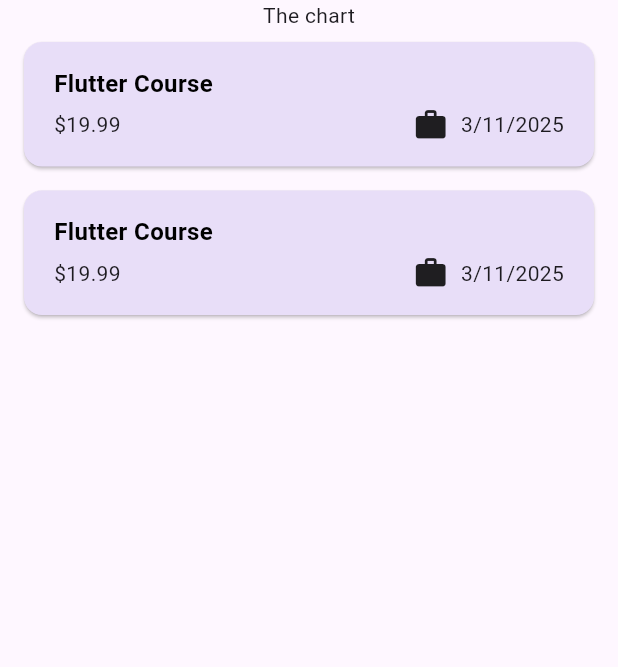
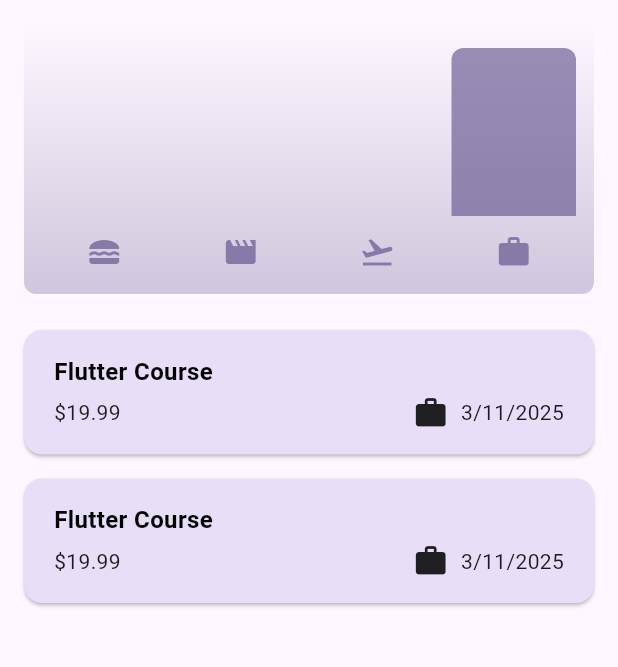
Before and after one commit to NurislamAiu/expense_tracker_nurs, a Flutter app: the screen it shows after launch, on a phone screen of 412 x 824 dp, the part 84-751 px from its top. Run offline on Flutter 3.47's test engine with Material 3 defaults, Android fonts, the phone set to English and light mode, and no system bars.

Commit message:
created custom widget chart

```diff
--- a/lib/widgets/chart/chart.dart
+++ b/lib/widgets/chart/chart.dart
@@ -0,0 +1,89 @@
+import 'package:expense_tracker_nurs/widgets/chart/chart_bar.dart';
+import 'package:flutter/material.dart';
+
+import '../../models/expense.dart';
+
+class Chart extends StatelessWidget {
+  const Chart({super.key, required this.expenses});
+
+  final List<Expense> expenses;
+
+  List<ExpenseBucket> get buckets {
+    return [
+      ExpenseBucket.forCategory(expenses, Category.food),
+      ExpenseBucket.forCategory(expenses, Category.leisure),
+      ExpenseBucket.forCategory(expenses, Category.travel),
+      ExpenseBucket.forCategory(expenses, Category.work),
+    ];
+  }
+
+  double get maxTotalExpense {
+    double maxTotalExpense = 0;
+
+    for (final bucket in buckets) {
+      if (bucket.totalExpenses > maxTotalExpense) {
+        maxTotalExpense = bucket.totalExpenses;
+      }
+    }
+    return maxTotalExpense;
+  }
+
+  @override
+  Widget build(BuildContext context) {
+    final isDarkMode =
+        MediaQuery.of(context).platformBrightness == Brightness.dark;
+    return Container(
+      margin: EdgeInsets.all(16),
+      padding: EdgeInsets.symmetric(horizontal: 8, vertical: 16),
+      width: double.infinity,
+      height: 180,
+      decoration: BoxDecoration(
+        borderRadius: BorderRadius.circular(8),
+        gradient: LinearGradient(
+          colors: [
+            Theme.of(context).colorScheme.primary.withOpacity(0.3),
+            Theme.of(context).colorScheme.primary.withOpacity(0.0),
+          ],
+          begin: Alignment.bottomCenter,
+          end: Alignment.topCenter,
+        ),
+      ),
+      child: Column(
+        children: [
+          Expanded(
+            child: Row(
+              crossAxisAlignment: CrossAxisAlignment.end,
+              children: [
+                for (final bucket in buckets)
+                  ChartBar(
+                    fill: bucket.totalExpenses / maxTotalExpense,
+                  ),
+              ],
+            ),
+          ),
+          SizedBox(height: 12),
+          Row(
+            children: buckets
+                .map(
+                  (bucket) => Expanded(
+                    child: Padding(
+                      padding: EdgeInsets.symmetric(horizontal: 4),
+                      child: Icon(
+                        categoryIcons[bucket.category],
+                        color: isDarkMode
+                            ? Theme.of(context).colorScheme.secondary
+                            : Theme.of(context)
+                                .colorScheme
+                                .primary
+                                .withOpacity(0.7),
+                      ),
+                    ),
+                  ),
+                )
+                .toList(),
+          ),
+        ],
+      ),
+    );
+  }
+}
--- a/lib/widgets/chart/chart_bar.dart
+++ b/lib/widgets/chart/chart_bar.dart
@@ -0,0 +1,32 @@
+import 'package:flutter/material.dart';
+
+class ChartBar extends StatelessWidget {
+  const ChartBar({super.key, required this.fill});
+
+  final double fill;
+
+  @override
+  Widget build(BuildContext context) {
+    final isDarkMode =
+        MediaQuery.of(context).platformBrightness == Brightness.dark;
+    return Expanded(
+      child: Padding(
+        padding: EdgeInsets.symmetric(horizontal: 4),
+        child: FractionallySizedBox(
+          heightFactor: fill,
+          child: DecoratedBox(
+            decoration: BoxDecoration(
+              shape: BoxShape.rectangle,
+              borderRadius: BorderRadius.vertical(
+                top: Radius.circular(8),
+              ),
+              color: isDarkMode
+                  ? Theme.of(context).colorScheme.secondary
+                  : Theme.of(context).colorScheme.primary.withOpacity(0.65),
+            ),
+          ),
+        ),
+      ),
+    );
+  }
+}
--- a/lib/widgets/expenses.dart
+++ b/lib/widgets/expenses.dart
@@ -1,3 +1,4 @@
+import 'package:expense_tracker_nurs/widgets/chart/chart.dart';
 import 'package:expense_tracker_nurs/widgets/expenses_list/expenses_list.dart';
 import 'package:expense_tracker_nurs/widgets/new_expense.dart';
 import 'package:flutter/material.dart';
@@ -82,7 +83,7 @@ class _ExpensesState extends State<Expenses> {
       ),
       body: Column(
         children: [
-          Text('The chart'),
+          Chart(expenses: _registeredExpenses),
           Expanded(
             child: mainContent,
           ),
```
